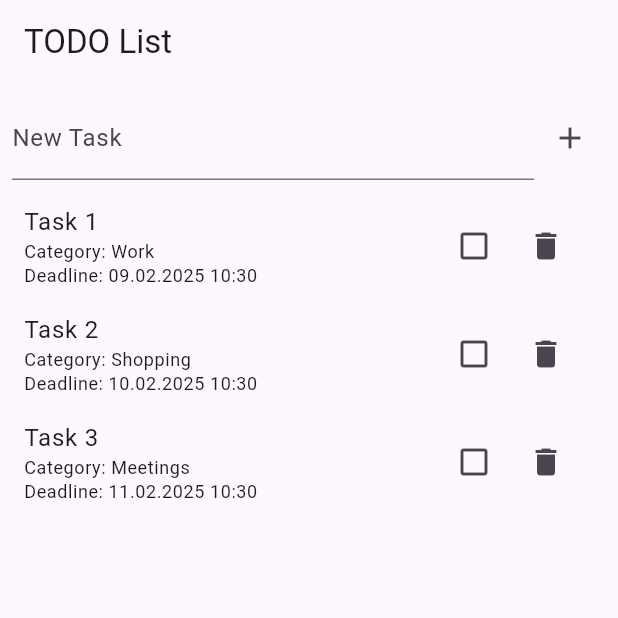
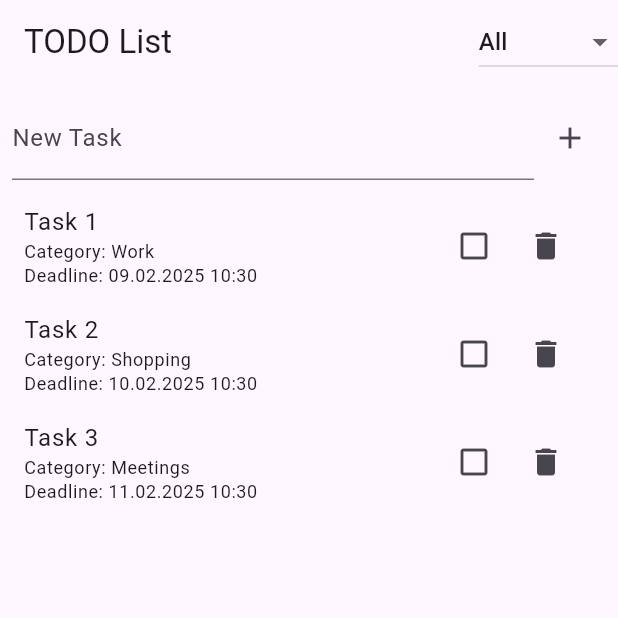
Before and after one commit to AlexandrCher/todo_list, a Flutter app: the screen it shows after launch, on a phone screen of 412 x 824 dp, the top half of it. Run offline on Flutter 3.47's test engine with Material 3 defaults, Android fonts, the phone set to English and light mode, and no system bars.

```diff
--- a/lib/screens/todo_list_screen.dart
+++ b/lib/screens/todo_list_screen.dart
@@ -9,13 +9,23 @@ class TodoListScreen extends StatefulWidget {
 
 class _TodoListScreenState extends State<TodoListScreen> {
   final List<Task> _tasks = [
-    Task(title: 'Task 1', deadline: DateTime.now().add(Duration(days: 1)), category: 'Work'),
-    Task(title: 'Task 2', deadline: DateTime.now().add(Duration(days: 2)), category: 'Shopping'),
-    Task(title: 'Task 3', deadline: DateTime.now().add(Duration(days: 3)), category: 'Meetings'),
+    Task(
+        title: 'Task 1',
+        deadline: DateTime.now().add(Duration(days: 1)),
+        category: 'Work'),
+    Task(
+        title: 'Task 2',
+        deadline: DateTime.now().add(Duration(days: 2)),
+        category: 'Shopping'),
+    Task(
+        title: 'Task 3',
+        deadline: DateTime.now().add(Duration(days: 3)),
+        category: 'Meetings'),
   ];
   final TextEditingController _controller = TextEditingController();
   String _selectedCategory = 'Work';
   final List<String> _categories = ['Work', 'Shopping', 'Meetings', 'Learning'];
+  String _selectedFilterCategory = 'All';
 
   void _addTask(String title, DateTime deadline, String category) {
     setState(() {
@@ -37,7 +47,8 @@ class _TodoListScreenState extends State<TodoListScreen> {
         initialTime: TimeOfDay.now(),
       );
       if (pickedTime != null) {
-        return DateTime(pickedDate.year, pickedDate.month, pickedDate.day, pickedTime.hour, pickedTime.minute);
+        return DateTime(pickedDate.year, pickedDate.month, pickedDate.day,
+            pickedTime.hour, pickedTime.minute);
       }
     }
     return null;
@@ -49,9 +60,13 @@ class _TodoListScreenState extends State<TodoListScreen> {
       showDialog(
         context: context,
         builder: (context) {
+          String localSelectedCategory = _selectedCategory;
           return AlertDialog(
             title: Text('New Task'),
-            content: Column(
+            content: SingleChildScrollView(
+              child: StatefulBuilder(
+                builder: (BuildContext context, StateSetter setState) {
+                  return Column(
                     mainAxisSize: MainAxisSize.min,
                     children: [
                       TextField(
@@ -59,13 +74,14 @@ class _TodoListScreenState extends State<TodoListScreen> {
                         decoration: InputDecoration(labelText: 'Task Title'),
                       ),
                       DropdownButton<String>(
-                  value: _selectedCategory,
+                        value: localSelectedCategory,
                         onChanged: (String? newValue) {
                           setState(() {
-                      _selectedCategory = newValue!;
+                            localSelectedCategory = newValue!;
                           });
                         },
-                  items: _categories.map<DropdownMenuItem<String>>((String value) {
+                        items: _categories
+                            .map<DropdownMenuItem<String>>((String value) {
                           return DropdownMenuItem<String>(
                             value: value,
                             child: Text(value),
@@ -73,12 +89,15 @@ class _TodoListScreenState extends State<TodoListScreen> {
                         }).toList(),
                       ),
                     ],
+                  );
+                },
+              ),
             ),
             actions: [
               TextButton(
                 onPressed: () {
                   if (_controller.text.isNotEmpty) {
-                    _addTask(_controller.text, deadline, _selectedCategory);
+                    _addTask(_controller.text, deadline, localSelectedCategory);
                     Navigator.of(context).pop();
                   }
                 },
@@ -113,6 +132,23 @@ class _TodoListScreenState extends State<TodoListScreen> {
     return Scaffold(
       appBar: AppBar(
         title: Text('TODO List'),
+        actions: [
+          DropdownButton<String>(
+            value: _selectedFilterCategory,
+            onChanged: (String? newValue) {
+              setState(() {
+                _selectedFilterCategory = newValue!;
+              });
+            },
+            items: ['All', ..._categories]
+                .map<DropdownMenuItem<String>>((String value) {
+              return DropdownMenuItem<String>(
+                value: value,
+                child: Text(value),
+              );
+            }).toList(),
+          ),
+        ],
       ),
       body: Column(
         children: [
@@ -140,11 +176,15 @@ class _TodoListScreenState extends State<TodoListScreen> {
               itemCount: _tasks.length,
               itemBuilder: (context, index) {
                 final task = _tasks[index];
+                if (_selectedFilterCategory == 'All' ||
+                    task.category == _selectedFilterCategory) {
                   return TaskCard(
                     task: task,
                     onToggleCompletion: () => _toggleTaskCompletion(index),
                     onDelete: () => _removeTask(index),
                   );
+                }
+                return Container();
               },
             ),
           ),
```
Lines whose indentation alone changed are shown as unchanged.
